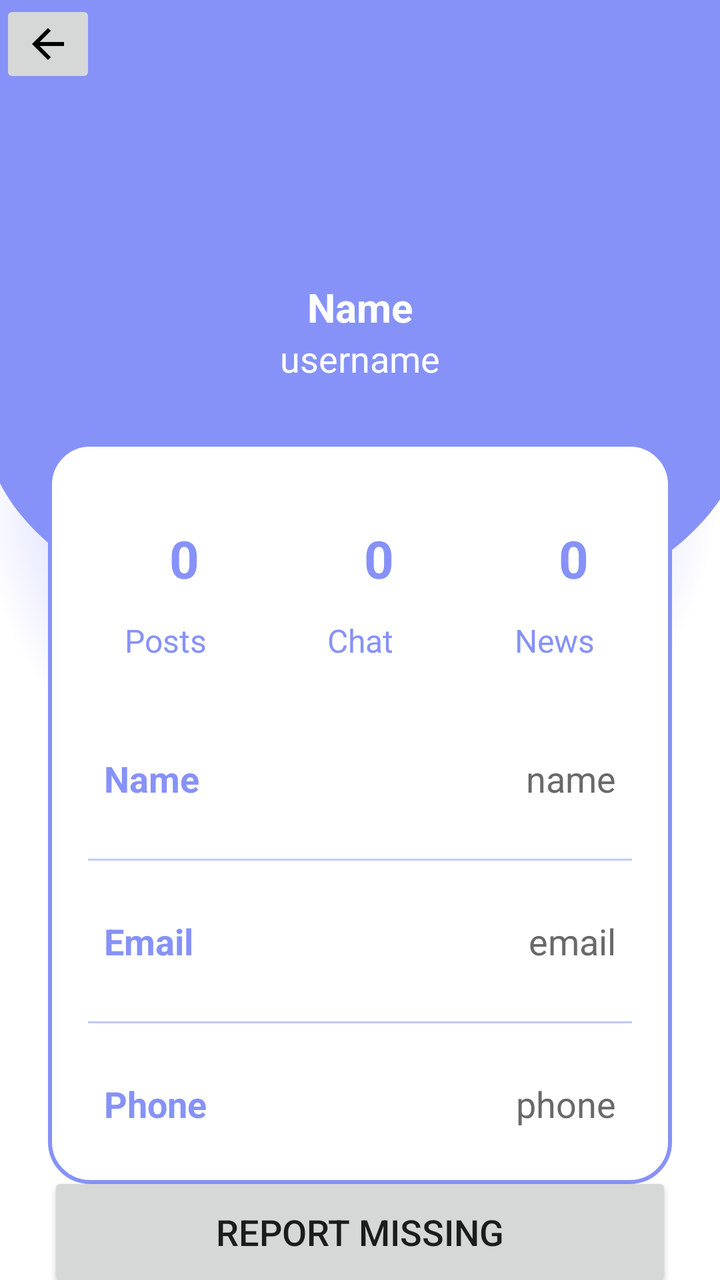
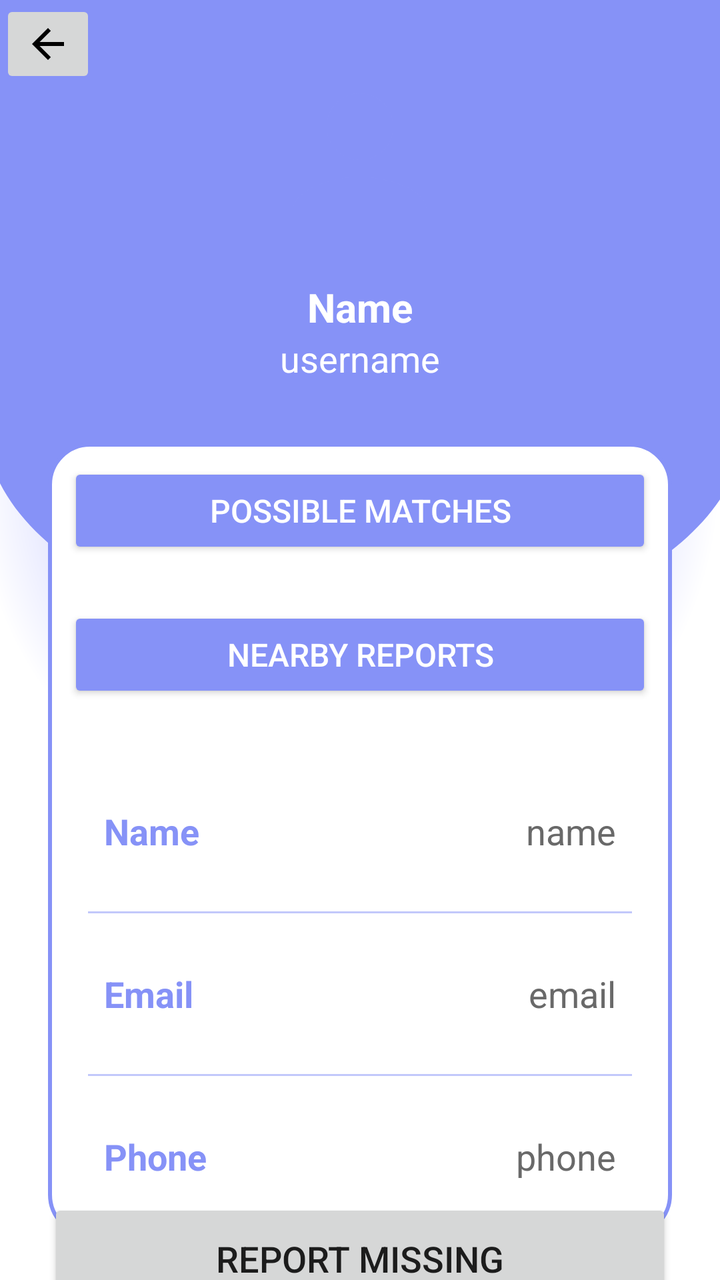

Compare the two renders of this Android layout. The source of the first and the diff that turns it into the second are given below.
<!-- AndroidManifest.xml: application theme Theme.WhereMyThings -->
<!-- res/layout/activity_profile.xml -->
<?xml version="1.0" encoding="utf-8"?>
<androidx.constraintlayout.widget.ConstraintLayout
    xmlns:android="http://schemas.android.com/apk/res/android"
    xmlns:app="http://schemas.android.com/apk/res-auto"
    xmlns:tools="http://schemas.android.com/tools"
    android:layout_width="match_parent"
    android:layout_height="match_parent"
    android:background="@drawable/profilebkg"
    tools:context=".ProfileActivity">

    <ImageButton
        android:id="@+id/backButton"
        android:layout_width="wrap_content"
        android:layout_height="wrap_content"
        android:src="@drawable/ic_baseline_arrow_back_24"
        app:layout_constraintStart_toStartOf="parent"
        app:layout_constraintTop_toTopOf="parent" />
    <ImageView
        android:layout_width="100dp"
        android:layout_height="100dp"
        android:id="@+id/profileImg"
        android:layout_marginTop="30dp"
        android:src="@drawable/ic_baseline_person_24"
        app:layout_constraintEnd_toEndOf="parent"
        app:layout_constraintStart_toStartOf="parent"
        app:layout_constraintTop_toTopOf="parent"/>

    <TextView
        android:layout_width="wrap_content"
        android:layout_height="wrap_content"
        android:id="@+id/titleName"
        android:layout_marginTop="10dp"
        android:text="Name"
        android:textColor="@color/white"
        android:textSize="20sp"
        android:textStyle="bold"
        app:layout_constraintEnd_toEndOf="@id/profileImg"
        app:layout_constraintStart_toStartOf="@id/profileImg"
        app:layout_constraintTop_toBottomOf="@id/profileImg"/>

    <TextView
        android:layout_width="wrap_content"
        android:layout_height="wrap_content"
        android:id="@+id/titleUsername"
        android:text="username"
        android:textColor="@color/white"
        android:textSize="18sp"
        app:layout_constraintEnd_toEndOf="@id/titleName"
        app:layout_constraintStart_toStartOf="@id/titleName"
        app:layout_constraintTop_toBottomOf="@id/titleName"/>

    <LinearLayout
        android:layout_width="match_parent"
        android:layout_height="wrap_content"
        android:id="@+id/linearLayout"
        android:orientation="vertical"
        android:padding="10dp"
        android:background="@drawable/white_background"
        android:layout_marginStart="24dp"
        android:layout_marginEnd="24dp"
        android:layout_marginTop="30dp"
        app:layout_constraintEnd_toEndOf="parent"
        app:layout_constraintStart_toStartOf="parent"
        app:layout_constraintTop_toBottomOf="@id/titleUsername">

        <LinearLayout
            android:layout_width="match_parent"
            android:layout_height="wrap_content"
            android:orientation="horizontal">

            <LinearLayout
                android:layout_width="wrap_content"
                android:layout_height="wrap_content"
                android:layout_margin="10dp"
                android:layout_weight="1"
                android:elevation="5dp"
                android:padding="8dp"
                android:orientation="vertical">

                <TextView
                    android:layout_width="80dp"
                    android:layout_height="60dp"
                    android:id="@+id/postsNumber"
                    android:text="0"
                    android:gravity="center"
                    android:textAlignment="center"
                    android:textColor="@color/lavender"
                    android:textSize="26sp"
                    android:textStyle="bold"/>

                <TextView
                    android:layout_width="match_parent"
                    android:layout_height="wrap_content"
                    android:id="@+id/posts"
                    android:text="Posts"
                    android:textAlignment="center"
                    android:textColor="@color/lavender"
                    android:textSize="16sp"/>

            </LinearLayout>

            <LinearLayout
                android:layout_width="wrap_content"
                android:layout_height="wrap_content"
                android:layout_margin="10dp"
                android:layout_weight="1"
                android:elevation="5dp"
                android:padding="8dp"
                android:orientation="vertical">

                <TextView
                    android:layout_width="80dp"
                    android:layout_height="60dp"
                    android:id="@+id/followersNo"
                    android:text="0"
                    android:gravity="center"
                    android:textAlignment="center"
                    android:textColor="@color/lavender"
                    android:textSize="26sp"
                    android:textStyle="bold"/>

                <TextView
                    android:layout_width="match_parent"
                    android:layout_height="wrap_content"
                    android:id="@+id/followers"
                    android:text="Chat"
                    android:textAlignment="center"
                    android:textColor="@color/lavender"
                    android:textSize="16sp"/>

            </LinearLayout>

            <LinearLayout
                android:layout_width="wrap_content"
                android:layout_height="wrap_content"
                android:layout_margin="10dp"
                android:layout_weight="1"
                android:elevation="5dp"
                android:padding="8dp"
                android:orientation="vertical">

                <TextView
                    android:layout_width="80dp"
                    android:layout_height="60dp"
                    android:id="@+id/followingNo"
                    android:text="0"
                    android:gravity="center"
                    android:textAlignment="center"
                    android:textColor="@color/lavender"
                    android:textSize="26sp"
                    android:textStyle="bold"/>

                <TextView
                    android:layout_width="match_parent"
                    android:layout_height="wrap_content"
                    android:id="@+id/following"
                    android:text="News"
                    android:textAlignment="center"
                    android:textColor="@color/lavender"
                    android:textSize="16sp"/>

            </LinearLayout>

        </LinearLayout>

        <LinearLayout
            android:layout_width="match_parent"
            android:layout_height="match_parent"
            android:padding="8dp"
            android:layout_marginLeft="10dp"
            android:layout_marginRight="10dp"
            android:layout_marginBottom="10dp"
            android:layout_marginTop="20dp"
            android:orientation="horizontal">

            <TextView
                android:layout_width="wrap_content"
                android:layout_height="wrap_content"
                android:id="@+id/name"
                android:layout_weight="1"
                android:text="Name"
                android:textStyle="bold"
                android:textColor="@color/lavender"
                android:textSize="18sp"/>

            <TextView
                android:layout_width="wrap_content"
                android:layout_height="wrap_content"
                android:id="@+id/profileName"
                android:text="name"
                android:layout_weight="1"
                android:textAlignment="viewEnd"
                android:textColor="@color/grey"
                android:textSize="18sp"/>

        </LinearLayout>

        <androidx.appcompat.widget.AppCompatImageView
            android:layout_width="match_parent"
            android:layout_height="1dp"
            android:layout_margin="10dp"
            android:alpha="0.5"
            android:background="@color/lavender"/>

        <LinearLayout
            android:layout_width="match_parent"
            android:layout_height="match_parent"
            android:layout_margin="10dp"
            android:padding="8dp"
            android:orientation="horizontal">

            <TextView
                android:layout_width="wrap_content"
                android:layout_height="wrap_content"
                android:id="@+id/email"
                android:layout_weight="1"
                android:text="Email"
                android:textStyle="bold"
                android:textColor="@color/lavender"
                android:textSize="18sp"/>

            <TextView
                android:layout_width="wrap_content"
                android:layout_height="wrap_content"
                android:id="@+id/profileEmail"
                android:text="email"
                android:layout_weight="1"
                android:textAlignment="viewEnd"
                android:textColor="@color/grey"
                android:textSize="18sp"/>

        </LinearLayout>

        <androidx.appcompat.widget.AppCompatImageView
            android:layout_width="match_parent"
            android:layout_height="1dp"
            android:layout_margin="10dp"
            android:alpha="0.5"
            android:background="@color/lavender"/>

        <LinearLayout
            android:layout_width="match_parent"
            android:layout_height="match_parent"
            android:layout_margin="10dp"
            android:padding="8dp"
            android:orientation="horizontal">

            <TextView
                android:layout_width="wrap_content"
                android:layout_height="wrap_content"
                android:id="@+id/username"
                android:layout_weight="1"
                android:text="Phone"
                android:textStyle="bold"
                android:textColor="@color/lavender"
                android:textSize="18sp"/>

            <TextView
                android:layout_width="wrap_content"
                android:layout_height="wrap_content"
                android:id="@+id/profilePhone"
                android:text="phone"
                android:layout_weight="1"
                android:textAlignment="viewEnd"
                android:textColor="@color/grey"
                android:textSize="18sp"/>

        </LinearLayout>

    </LinearLayout>

    <Button
        android:layout_width="0dp"
        android:layout_height="60dp"
        android:id="@+id/reportBtn"
        android:gravity="center"
        android:text="Report Missing"
        android:textSize="18sp"
        app:layout_constraintBottom_toBottomOf="parent"
        app:layout_constraintEnd_toEndOf="@id/linearLayout"
        app:layout_constraintStart_toStartOf="@id/linearLayout"
        app:layout_constraintTop_toBottomOf="@id/linearLayout"/>

</androidx.constraintlayout.widget.ConstraintLayout>
<!-- resources referenced by this layout -->
<resources>
  <color name="grey">#696969</color>
  <color name="lavender">#8692f7</color>
  <color name="white">#FFFFFFFF</color>
  <!-- drawable ic_baseline_arrow_back_24 (drawable) -->
  <vector xmlns:android="http://schemas.android.com/apk/res/android" android:autoMirrored="true" android:height="24dp" android:tint="#000000" android:viewportHeight="24" android:viewportWidth="24" android:width="24dp">
        
      <path android:fillColor="@android:color/white" android:pathData="M20,11H7.83l5.59,-5.59L12,4l-8,8 8,8 1.41,-1.41L7.83,13H20v-2z"/>
      
  </vector>
  <!-- drawable ic_baseline_person_24 (drawable) -->
  <vector xmlns:android="http://schemas.android.com/apk/res/android" android:height="24dp" android:tint="#8692F7" android:viewportHeight="24" android:viewportWidth="24" android:width="24dp">
        
      <path android:fillColor="@android:color/white" android:pathData="M12,12c2.21,0 4,-1.79 4,-4s-1.79,-4 -4,-4 -4,1.79 -4,4 1.79,4 4,4zM12,14c-2.67,0 -8,1.34 -8,4v2h16v-2c0,-2.66 -5.33,-4 -8,-4z"/>
      
  </vector>
  <!-- drawable profilebkg: png bitmap (drawable, 62981 bytes) -->
  <!-- drawable white_background (drawable) -->
  <?xml version="1.0" encoding="utf-8"?>
  <selector xmlns:android="http://schemas.android.com/apk/res/android">
      <item>
          <shape android:shape="rectangle">
              <solid android:color="@color/white"/>
              <corners android:radius="20dp"/>
              <stroke
                  android:width="2dp"
                  android:color="@color/lavender"/>
          </shape>
      </item>
  </selector>
  <style name="Theme.WhereMyThings" parent="Theme.AppCompat.Light.NoActionBar" />
</resources>

<!-- the commit's change to res/layout/activity_profile.xml (unified diff, before → after) -->
@@ -67,99 +67,37 @@
             android:layout_width="match_parent"
             android:layout_height="wrap_content"
             android:orientation="horizontal">
-
-            <LinearLayout
-                android:layout_width="wrap_content"
-                android:layout_height="wrap_content"
-                android:layout_margin="10dp"
-                android:layout_weight="1"
-                android:elevation="5dp"
-                android:padding="8dp"
-                android:orientation="vertical">
-
-                <TextView
-                    android:layout_width="80dp"
-                    android:layout_height="60dp"
-                    android:id="@+id/postsNumber"
-                    android:text="0"
-                    android:gravity="center"
-                    android:textAlignment="center"
-                    android:textColor="@color/lavender"
-                    android:textSize="26sp"
-                    android:textStyle="bold"/>
-
-                <TextView
-                    android:layout_width="match_parent"
-                    android:layout_height="wrap_content"
-                    android:id="@+id/posts"
-                    android:text="Posts"
-                    android:textAlignment="center"
-                    android:textColor="@color/lavender"
-                    android:textSize="16sp"/>
-
-            </LinearLayout>
-
-            <LinearLayout
-                android:layout_width="wrap_content"
-                android:layout_height="wrap_content"
-                android:layout_margin="10dp"
-                android:layout_weight="1"
-                android:elevation="5dp"
-                android:padding="8dp"
-                android:orientation="vertical">
-
-                <TextView
-                    android:layout_width="80dp"
-                    android:layout_height="60dp"
-                    android:id="@+id/followersNo"
-                    android:text="0"
-                    android:gravity="center"
-                    android:textAlignment="center"
-                    android:textColor="@color/lavender"
-                    android:textSize="26sp"
-                    android:textStyle="bold"/>
-
-                <TextView
-                    android:layout_width="match_parent"
-                    android:layout_height="wrap_content"
-                    android:id="@+id/followers"
-                    android:text="Chat"
-                    android:textAlignment="center"
-                    android:textColor="@color/lavender"
-                    android:textSize="16sp"/>
-
-            </LinearLayout>
-
-            <LinearLayout
-                android:layout_width="wrap_content"
-                android:layout_height="wrap_content"
-                android:layout_margin="10dp"
-                android:layout_weight="1"
-                android:elevation="5dp"
-                android:padding="8dp"
-                android:orientation="vertical">
-
-                <TextView
-                    android:layout_width="80dp"
-                    android:layout_height="60dp"
-                    android:id="@+id/followingNo"
-                    android:text="0"
-                    android:gravity="center"
-                    android:textAlignment="center"
-                    android:textColor="@color/lavender"
-                    android:textSize="26sp"
-                    android:textStyle="bold"/>
-
-                <TextView
-                    android:layout_width="match_parent"
-                    android:layout_height="wrap_content"
-                    android:id="@+id/following"
-                    android:text="News"
-                    android:textAlignment="center"
-                    android:textColor="@color/lavender"
-                    android:textSize="16sp"/>
-
-            </LinearLayout>
+            <Button
+                android:id="@+id/btn_possible_matches"
+                android:layout_width="match_parent"
+                android:layout_height="wrap_content"
+                android:text="Possible Matches"
+                android:textColor="@color/white"
+                android:backgroundTint="@color/lavender"
+                android:textSize="16sp"
+                android:layout_marginBottom="16dp"
+                android:layout_marginTop="8dp"
+                android:layout_gravity="center_horizontal" />
+
+        </LinearLayout>
+
+        <LinearLayout
+            android:layout_width="match_parent"
+            android:layout_height="wrap_content"
+            android:orientation="horizontal">
+
+            <Button
+                android:id="@+id/btn_nearby_reports"
+                android:layout_width="match_parent"
+                android:layout_height="wrap_content"
+                android:layout_gravity="center_horizontal"
+                android:layout_marginTop="8dp"
+                android:layout_marginBottom="16dp"
+                android:backgroundTint="@color/lavender"
+                android:text="Nearby Reports"
+                android:textColor="@color/white"
+                android:textSize="16sp" />
+
 
         </LinearLayout>
 
